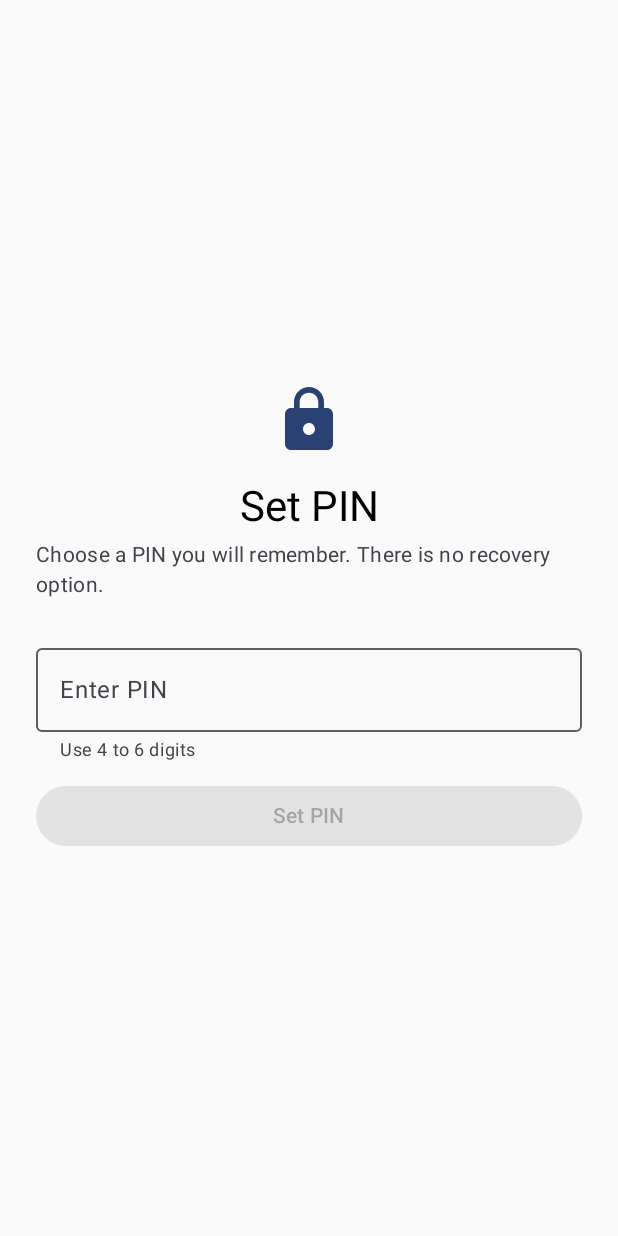
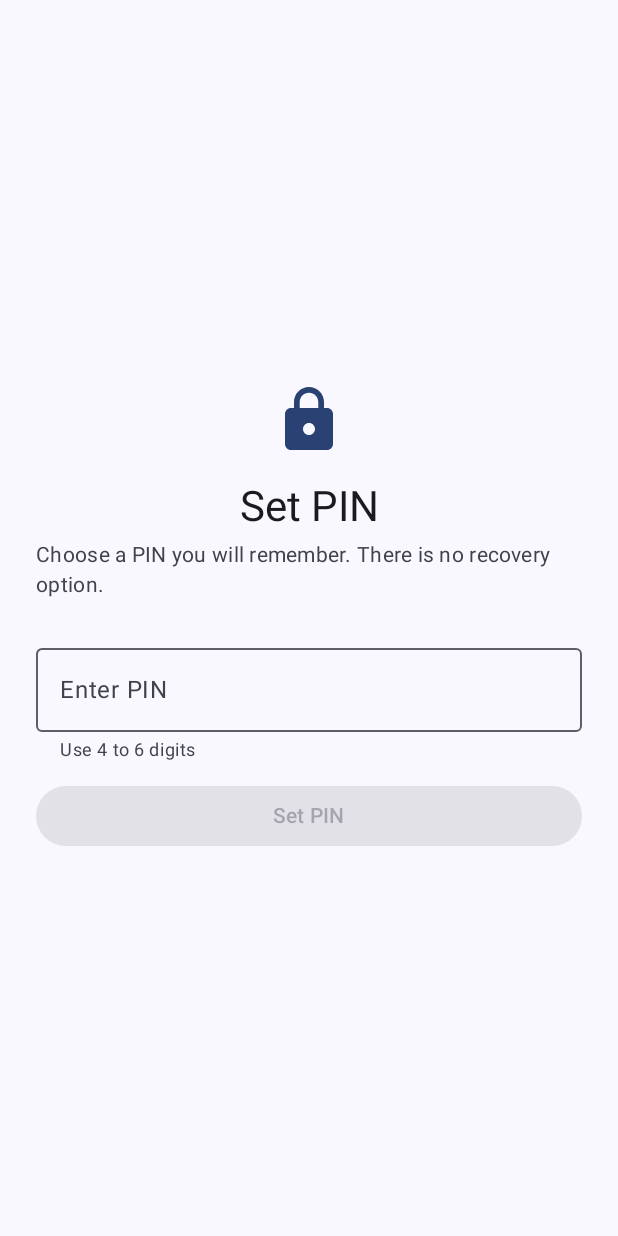
Before and after one commit to leodas66/AppHider, an Android app built with Jetpack Compose: the screen it shows after launch (MainActivity), on a phone screen of 412 x 824 dp. Run offline under Robolectric (Android 15) with nearby library versions, the phone set to English and light mode, and no system bars; our stand-ins replace Room's generated code; libraries missing offline, so code that uses them is left out: com.topjohnwu.superuser; 5 statements that could not run were skipped.

Commit message:
Use themed surface on lock screen

```diff
--- a/app/src/main/kotlin/com/vishwa/apphider/ui/LockScreen.kt
+++ b/app/src/main/kotlin/com/vishwa/apphider/ui/LockScreen.kt
@@ -14,6 +14,7 @@ import androidx.compose.material3.Button
 import androidx.compose.material3.Icon
 import androidx.compose.material3.MaterialTheme
 import androidx.compose.material3.OutlinedTextField
+import androidx.compose.material3.Surface
 import androidx.compose.material3.Text
 import androidx.compose.material3.TextButton
 import androidx.compose.runtime.Composable
@@ -48,6 +49,10 @@ fun LockScreen(viewModel: MainViewModel, onBiometric: () -> Unit) {
         }
     }
 
+    Surface(
+        modifier = Modifier.fillMaxSize(),
+        color = MaterialTheme.colorScheme.background,
+    ) {
         Column(
             modifier = Modifier.fillMaxSize().padding(24.dp),
             verticalArrangement = Arrangement.Center,
@@ -63,6 +68,7 @@ fun LockScreen(viewModel: MainViewModel, onBiometric: () -> Unit) {
                 text = stringResource(if (pinSet) R.string.locked else R.string.set_pin),
                 modifier = Modifier.padding(top = 16.dp),
                 style = MaterialTheme.typography.headlineMedium,
+                color = MaterialTheme.colorScheme.onBackground,
             )
             Text(
                 text = stringResource(if (pinSet) R.string.locked_body else R.string.set_pin_body),
@@ -109,3 +115,4 @@ fun LockScreen(viewModel: MainViewModel, onBiometric: () -> Unit) {
             }
         }
     }
+}
```
Lines whose indentation alone changed are shown as unchanged.
